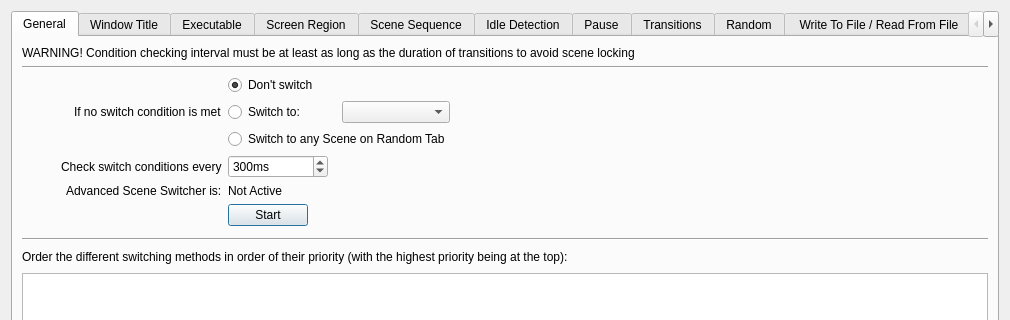
Above: forms/advanced-scene-switcher.ui from WarmUpTill/SceneSwitcher before the change; both pictures show x 0 to 1010 and y 0 to 320 of the 1010 by 560 pixel window. Below: the same form after it.
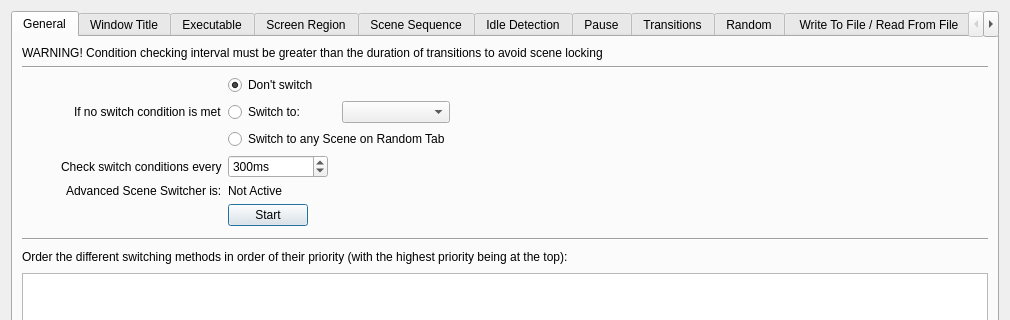
That is the form after the change. Icons and pictures are not drawn.

Commit message:
Change UI to specify greater than
Scene locking can occur when interval is equal to transition time due to inconsistencies in timers

Diff of the .ui file:
```diff
--- a/forms/advanced-scene-switcher.ui
+++ b/forms/advanced-scene-switcher.ui
@@ -35,7 +35,7 @@
          <item>
           <widget class="QLabel" name="label_55">
            <property name="text">
-            <string>WARNING! Condition checking interval must be at least as long as the duration of transitions to avoid scene locking</string>
+            <string>WARNING! Condition checking interval must be greater than the duration of transitions to avoid scene locking</string>
            </property>
           </widget>
          </item>
```
